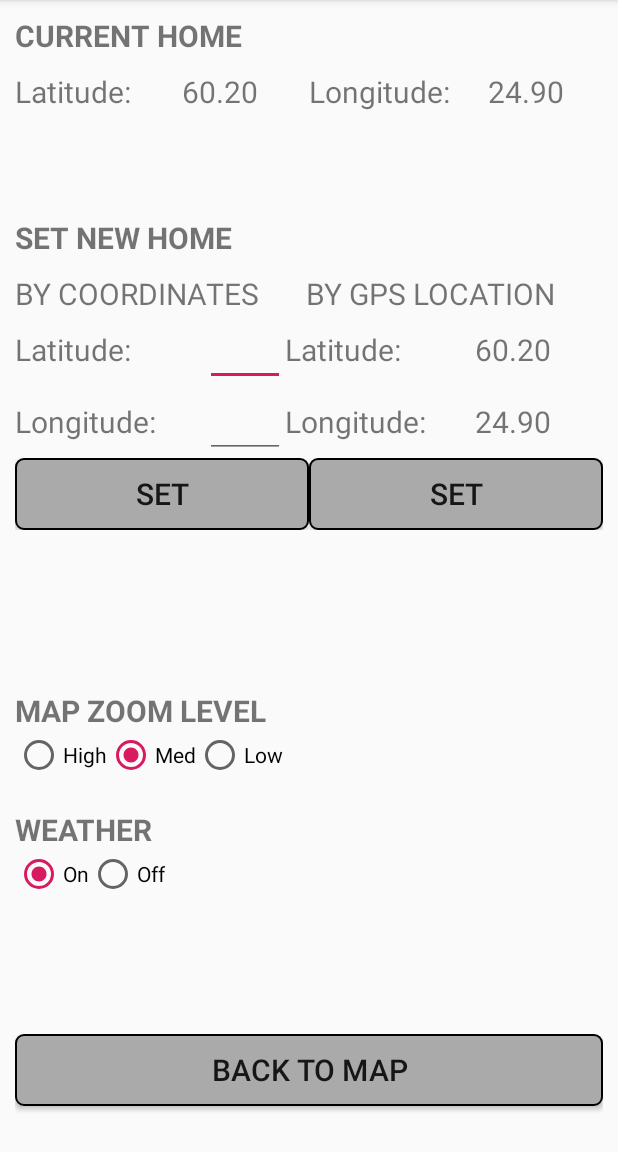
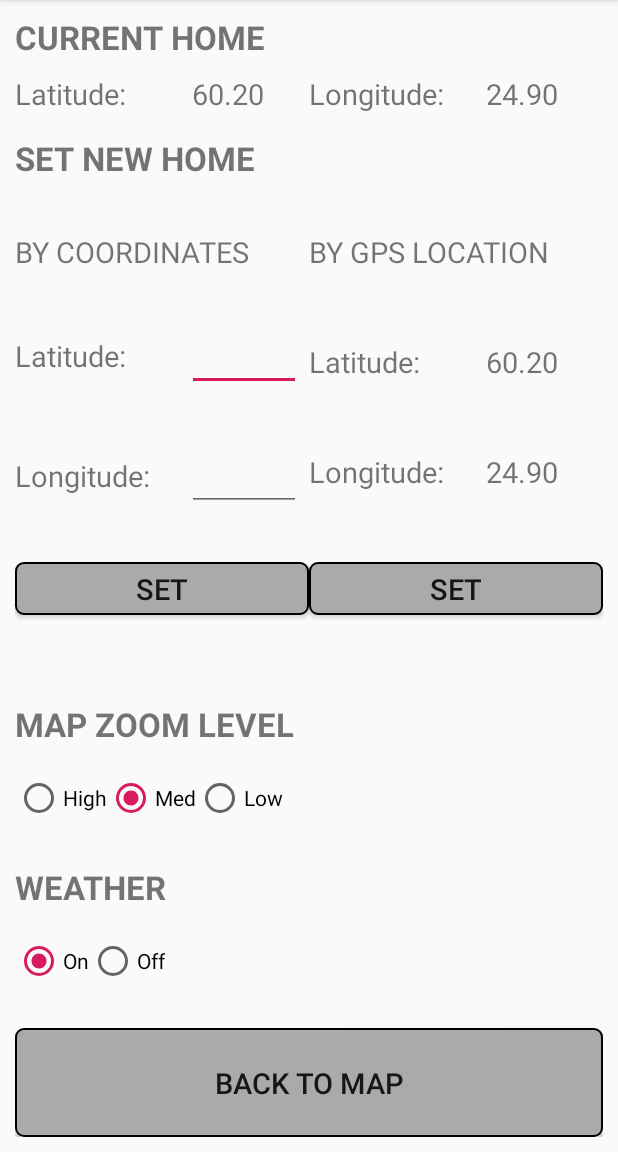
Before and after one commit to Mardaukar/MapApplication, an Android app: the OptionsActivity screen opened directly, with no data from a screen before it, on a phone screen of 412 x 824 dp, the part 84-1236 px from its top. Run offline under Robolectric (Android 15) with nearby library versions, the phone set to English and light mode, and no system bars; network calls fail.

Commit message:
Zoom max level increased. Adjusted drag not to reset zoom. Fixed bug: if no GPS, no values inserted to my location in settings.

```diff
--- a/app/src/main/java/com/example/mapapplication/MapsActivity.java
+++ b/app/src/main/java/com/example/mapapplication/MapsActivity.java
@@ -49,7 +49,10 @@ public class MapsActivity extends FragmentActivity implements GoogleMap.OnCamera
     private double my_lon = noGPScheckValue;
     private double position_lat;
     private double position_lon;
+
     private int zoomLevel = defaultZoomLevel;
+    private float dragZoomLevel = defaultZoomLevel;
+
     private boolean at_home = true;
     private boolean weather_on = true;
 
@@ -76,6 +79,7 @@ public class MapsActivity extends FragmentActivity implements GoogleMap.OnCamera
         my_lat = getIntent().getDoubleExtra("my_lat", noGPScheckValue);
         my_lon = getIntent().getDoubleExtra("my_lon", noGPScheckValue);
         zoomLevel = getIntent().getIntExtra("zoomLevel",defaultZoomLevel);
+        dragZoomLevel = getIntent().getIntExtra("zoomLevel",defaultZoomLevel);
         at_home = getIntent().getBooleanExtra("at_home", true);
         weather_on = getIntent().getBooleanExtra("weather_on", true);
 
@@ -186,9 +190,9 @@ public class MapsActivity extends FragmentActivity implements GoogleMap.OnCamera
         LatLng position = new LatLng(position_lat, position_lon);
         mMap.addMarker(new MarkerOptions().position(position).title("Marker in position"));
         mMap.moveCamera(CameraUpdateFactory.newLatLng(position));
-        mMap.moveCamera(CameraUpdateFactory.zoomTo(zoomLevel));
+        mMap.moveCamera(CameraUpdateFactory.zoomTo(dragZoomLevel));
         mMap.setMinZoomPreference(2);
-        mMap.setMaxZoomPreference(9);
+        mMap.setMaxZoomPreference(11);
     }
 
     public void click_my_location(View view) {
@@ -328,6 +332,8 @@ public class MapsActivity extends FragmentActivity implements GoogleMap.OnCamera
     @Override
     public void onCameraIdle() {
         LatLng position = mMap.getCameraPosition().target;
+        dragZoomLevel = mMap.getCameraPosition().zoom;
+
         position_lat = position.latitude;
         position_lon = position.longitude;
         mMap.clear(); //Clears marker
--- a/app/src/main/java/com/example/mapapplication/OptionsActivity.java
+++ b/app/src/main/java/com/example/mapapplication/OptionsActivity.java
@@ -58,10 +58,12 @@ public class OptionsActivity extends AppCompatActivity {
         currentLon_value.setText(String.format("%.2f", home_lon));
 
         TextView gpsLat_value = (TextView) findViewById(R.id.gpsLat_textView);
-        gpsLat_value.setText(String.format("%.2f", my_lat));
+        TextView gpsLon_value = (TextView) findViewById(R.id.gpsLon_textView);
 
-        TextView gpsLon_value = (TextView) findViewById(R.id.gpsLon_textView);
-        gpsLon_value.setText(String.format("%.2f", my_lon));
+        if (my_lat != 1000 && my_lon != 1000) {
+            gpsLat_value.setText(String.format("%.2f", my_lat));
+            gpsLon_value.setText(String.format("%.2f", my_lon));
+        }
     }
 
     @Override
--- a/app/src/main/res/layout/activity_options.xml
+++ b/app/src/main/res/layout/activity_options.xml
@@ -14,22 +14,22 @@
     <LinearLayout
         android:layout_width="match_parent"
         android:layout_height="wrap_content"
-        android:layout_weight="20"
+        android:weightSum="20"
         android:orientation="vertical"
-        android:paddingBottom="30sp">
+        android:paddingBottom="15sp">
 
         <TextView
             android:id="@+id/currentHome_textView"
-            style="@style/TextStyle"
+            style="@style/titleTextStyle"
             android:layout_width="match_parent"
             android:layout_height="wrap_content"
             android:paddingBottom="10sp"
-            android:text="@string/currentHome_text"
-            android:textStyle="bold" />
+            android:text="@string/currentHome_text"/>
 
         <LinearLayout
             android:layout_width="match_parent"
             android:layout_height="wrap_content"
+            android:weightSum="100"
             android:orientation="horizontal">
 
             <LinearLayout
@@ -39,18 +39,18 @@
                 android:orientation="horizontal">
 
                 <TextView
-                    android:layout_weight="50"
+                    android:layout_weight="20"
                     android:id="@+id/currentLat_textView"
                     style="@style/TextStyle"
-                    android:layout_width="wrap_content"
+                    android:layout_width="match_parent"
                     android:layout_height="wrap_content"
                     android:text="@string/latitude_text" />
 
                 <TextView
-                    android:layout_weight="50"
+                    android:layout_weight="30"
                     android:id="@+id/currentLat_value"
                     style="@style/TextStyle"
-                    android:layout_width="wrap_content"
+                    android:layout_width="match_parent"
                     android:layout_height="wrap_content"
                     android:text="@string/empty_text" />
             </LinearLayout>
@@ -62,78 +62,77 @@
                 android:orientation="horizontal">
 
                 <TextView
-                    android:layout_weight="50"
+                    android:layout_weight="20"
                     android:id="@+id/currentLon_textView"
                     style="@style/TextStyle"
-                    android:layout_width="wrap_content"
+                    android:layout_width="match_parent"
                     android:layout_height="wrap_content"
                     android:text="@string/longitude_text" />
 
                 <TextView
-                    android:layout_weight="50"
+                    android:layout_weight="30"
                     android:id="@+id/currentLon_value"
                     style="@style/TextStyle"
-                    android:layout_width="wrap_content"
+                    android:layout_width="match_parent"
                     android:layout_height="wrap_content"
                     android:text="@string/empty_text" />
             </LinearLayout>
         </LinearLayout>
-
     </LinearLayout>
-
 
     <LinearLayout
         android:layout_width="match_parent"
         android:layout_height="wrap_content"
-        android:layout_weight="40"
+        android:layout_weight="45"
+        android:weightSum="100"
         android:orientation="vertical"
-        android:paddingBottom="25sp">
+        android:paddingBottom="15sp">
 
         <TextView
             android:id="@+id/setNewHome_textView"
-            style="@style/TextStyle"
+            style="@style/titleTextStyle"
             android:layout_width="match_parent"
             android:layout_height="wrap_content"
+            android:layout_weight="15"
             android:paddingBottom="10sp"
-            android:text="@string/setNewHome_text"
-            android:textStyle="bold" />
+            android:text="@string/setNewHome_text"/>
 
         <LinearLayout
             android:layout_width="match_parent"
             android:layout_height="wrap_content"
+            android:layout_weight="60"
+            android:weightSum="100"
             android:orientation="horizontal">
+
+            <LinearLayout
+                android:layout_width="match_parent"
+                android:layout_height="match_parent"
+                android:weightSum="90"
+                android:layout_weight="50"
+                android:orientation="vertical">
 
                 <TextView
                     android:id="@+id/coordinatesTitle_textView"
                     style="@style/TextStyle"
                     android:layout_width="wrap_content"
                     android:layout_height="wrap_content"
-                android:layout_weight="1"
+                    android:layout_weight="30"
                     android:text="@string/coord_title" />
 
-            <TextView
-                android:id="@+id/setLocationTitle_textView"
-                style="@style/TextStyle"
-                android:layout_width="wrap_content"
-                android:layout_height="wrap_content"
-                android:layout_weight="1"
-                android:text="@string/setLocationTitle" />
-        </LinearLayout>
-
-        <TableLayout
+                <LinearLayout
                     android:layout_width="match_parent"
                     android:layout_height="wrap_content"
-            android:stretchColumns="*">
-
-            <TableRow
-                android:layout_width="match_parent"
-                android:layout_height="match_parent">
+                    android:layout_weight="30"
+                    android:weightSum="100"
+                    android:paddingRight="5sp"
+                    android:orientation="horizontal">
 
                     <TextView
                         android:id="@+id/newLat_textView"
                         style="@style/TextStyle"
                         android:layout_width="match_parent"
                         android:layout_height="wrap_content"
+                        android:layout_weight="40"
                         android:text="@string/latitude_text" />
 
                     <EditText
@@ -141,13 +140,63 @@
                         style="@style/TextStyle"
                         android:layout_width="match_parent"
                         android:layout_height="wrap_content"
+                        android:layout_weight="60"
                         android:inputType="numberSigned|numberDecimal" />
+                </LinearLayout>
+                <LinearLayout
+                    android:layout_width="match_parent"
+                    android:layout_height="wrap_content"
+                    android:layout_weight="30"
+                    android:weightSum="100"
+                    android:paddingRight="5sp"
+                    android:orientation="horizontal">
+                    <TextView
+                        android:id="@+id/newLon_textView"
+                        style="@style/TextStyle"
+                        android:layout_width="match_parent"
+                        android:layout_height="wrap_content"
+                        android:layout_weight="40"
+                        android:text="@string/longitude_text" />
 
+                    <EditText
+                        android:id="@+id/lon_editText"
+                        style="@style/TextStyle"
+                        android:layout_width="match_parent"
+                        android:layout_height="wrap_content"
+                        android:layout_weight="60"
+                        android:inputType="numberSigned|numberDecimal" />
+                </LinearLayout>
+
+
+            </LinearLayout>
+
+            <LinearLayout
+                android:layout_width="match_parent"
+                android:layout_height="match_parent"
+                android:weightSum="90"
+                android:layout_weight="50"
+                android:orientation="vertical">
+
+                <TextView
+                    android:id="@+id/setLocationTitle_textView"
+                    style="@style/TextStyle"
+                    android:layout_width="wrap_content"
+                    android:layout_height="wrap_content"
+                    android:layout_weight="30"
+                    android:text="@string/setLocationTitle" />
+
+                <LinearLayout
+                    android:layout_width="match_parent"
+                    android:layout_height="wrap_content"
+                    android:layout_weight="30"
+                    android:weightSum="100"
+                    android:orientation="horizontal">
                     <TextView
                         android:id="@+id/textView4"
                         style="@style/TextStyle"
                         android:layout_width="match_parent"
                         android:layout_height="wrap_content"
+                        android:layout_weight="40"
                         android:text="@string/latitude_text" />
 
                     <TextView
@@ -155,33 +204,21 @@
                         style="@style/TextStyle"
                         android:layout_width="match_parent"
                         android:layout_height="wrap_content"
+                        android:layout_weight="60"
                         android:text="@string/empty_text" />
-
-            </TableRow>
-
-            <TableRow
-                android:layout_width="match_parent"
-                android:layout_height="match_parent">
-
-                <TextView
-                    android:id="@+id/newLon_textView"
-                    style="@style/TextStyle"
+                </LinearLayout>
+                <LinearLayout
                     android:layout_width="match_parent"
                     android:layout_height="wrap_content"
-                    android:text="@string/longitude_text" />
-
-                <EditText
-                    android:id="@+id/lon_editText"
-                    style="@style/TextStyle"
-                    android:layout_width="match_parent"
-                    android:layout_height="wrap_content"
-                    android:inputType="numberSigned|numberDecimal" />
-
+                    android:layout_weight="30"
+                    android:weightSum="100"
+                    android:orientation="horizontal">
                     <TextView
                         android:id="@+id/textView6"
                         style="@style/TextStyle"
                         android:layout_width="match_parent"
                         android:layout_height="wrap_content"
+                        android:layout_weight="40"
                         android:text="@string/longitude_text" />
 
                     <TextView
@@ -189,16 +226,40 @@
                         style="@style/TextStyle"
                         android:layout_width="match_parent"
                         android:layout_height="wrap_content"
+                        android:layout_weight="60"
                         android:text="@string/empty_text" />
-
-            </TableRow>
-
-        </TableLayout>
+                </LinearLayout>
+            </LinearLayout>
+        </LinearLayout>
 
         <LinearLayout
             android:layout_width="match_parent"
             android:layout_height="wrap_content"
+            android:weightSum="100"
+            android:layout_weight="25"
             android:orientation="horizontal">
+            <Button
+                android:id="@+id/setNewHome_button"
+                style="@style/TextStyle"
+                android:layout_width="match_parent"
+                android:layout_height="35sp"
+                android:layout_weight="50"
+                android:background="@drawable/button_click"
+                android:onClick="set_new_home"
+                android:text="@string/set_text" />
+            <Button
+                android:id="@+id/setHomeHere_button"
+                style="@style/TextStyle"
+                android:layout_width="match_parent"
+                android:layout_height="35sp"
+                android:layout_weight="50"
+                android:background="@drawable/button_click"
+                android:onClick="set_home_here"
+                android:text="@string/set_text" />
+        </LinearLayout>
+
+
+
 
         <LinearLayout
             android:layout_width="wrap_content"
@@ -206,14 +267,7 @@
             android:layout_weight="1"
             android:orientation="horizontal">
 
-                <Button
-                    android:id="@+id/setNewHome_button"
-                    style="@style/TextStyle"
-                    android:layout_width="match_parent"
-                    android:layout_height="wrap_content"
-                    android:background="@drawable/button_click"
-                    android:onClick="set_new_home"
-                    android:text="@string/set_text" />
+
         </LinearLayout>
 
         <LinearLayout
@@ -222,37 +276,32 @@
             android:layout_weight="1"
             android:orientation="horizontal">
 
-                <Button
-                    android:id="@+id/setHomeHere_button"
-                    style="@style/TextStyle"
-                    android:layout_width="match_parent"
-                    android:layout_height="wrap_content"
-                    android:background="@drawable/button_click"
-                    android:onClick="set_home_here"
-                    android:text="@string/set_text" />
+
         </LinearLayout>
-        </LinearLayout>
+
 
     </LinearLayout>
 
     <LinearLayout
         android:layout_width="match_parent"
         android:layout_height="wrap_content"
-        android:layout_weight="30"
+        android:layout_weight="20"
+        android:weightSum="100"
         android:orientation="vertical"
-        android:paddingBottom="30sp">
+        android:paddingBottom="10sp">
 
         <TextView
             android:id="@+id/setZoom_textView"
-            style="@style/TextStyle"
+            style="@style/titleTextStyle"
             android:layout_width="match_parent"
             android:layout_height="wrap_content"
-            android:text="@string/zoom_level_text"
-            android:textStyle="bold" />
+            android:layout_weight="25"
+            android:text="@string/zoom_level_text" />
 
         <RadioGroup
             android:layout_width="match_parent"
             android:layout_height="wrap_content"
+            android:layout_weight="25"
             android:orientation="horizontal">
 
             <RadioButton
@@ -279,17 +328,17 @@
 
         <TextView
             android:id="@+id/setWeather_textView"
-            style="@style/TextStyle"
+            style="@style/titleTextStyle"
             android:layout_width="match_parent"
             android:layout_height="wrap_content"
-            android:paddingTop="20sp"
-            android:text="@string/setWeather_text"
-            android:textStyle="bold" />
+            android:layout_weight="25"
+            android:paddingTop="10sp"
+            android:text="@string/setWeather_text" />
 
         <RadioGroup
             android:layout_width="match_parent"
             android:layout_height="wrap_content"
-
+            android:layout_weight="25"
             android:orientation="horizontal">
 
             <RadioButton
@@ -307,22 +356,13 @@
                 android:text="@string/off" />
         </RadioGroup>
     </LinearLayout>
-
-
-    <LinearLayout
-        android:layout_width="match_parent"
-        android:layout_height="wrap_content"
-        android:layout_weight="10"
-        android:orientation="horizontal">
-
     <Button
         android:id="@+id/goBack_button"
         style="@style/TextStyle"
         android:layout_width="match_parent"
-            android:layout_height="wrap_content"
+        android:layout_height="35sp"
+        android:layout_weight="10"
         android:background="@drawable/button_click"
         android:onClick="back_to_map"
         android:text="@string/backToMap_text" />
 </LinearLayout>
-
-</LinearLayout>
--- a/app/src/main/res/values/styles.xml
+++ b/app/src/main/res/values/styles.xml
@@ -9,7 +9,11 @@
     </style>
 
     <style name="TextStyle">
-        <item name="android:textSize">20sp</item>
+        <item name="android:textSize">19sp</item>
     </style>
 
+    <style name="titleTextStyle">
+        <item name="android:textSize">22sp</item>
+        <item name="android:textStyle">bold</item>
+    </style>
 </resources>
```
Lines whose indentation alone changed are shown as unchanged.
